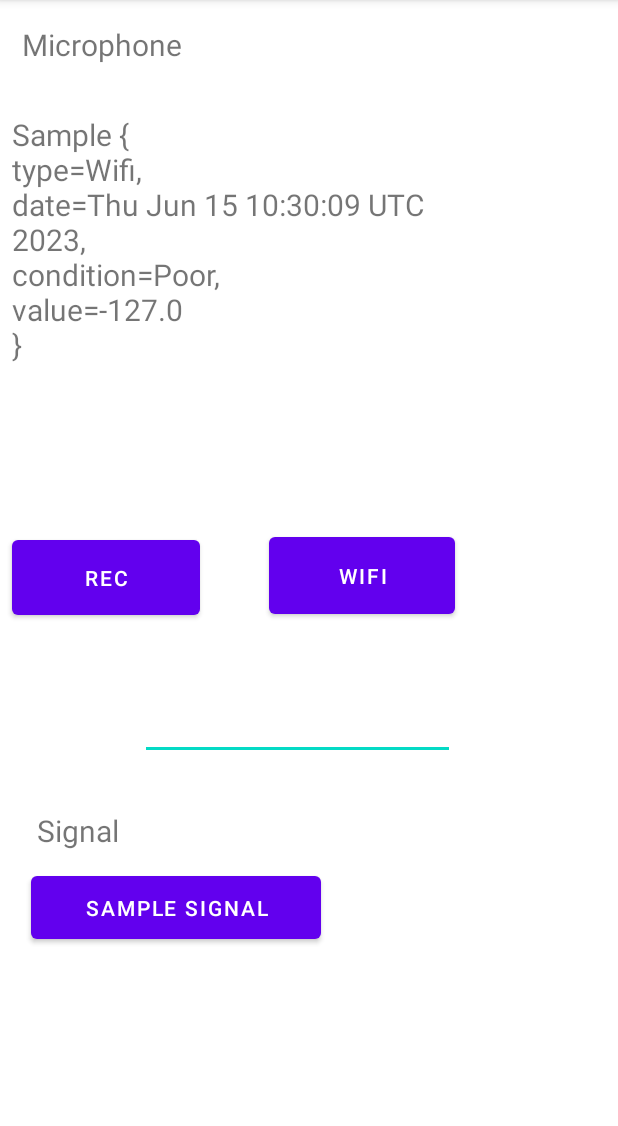
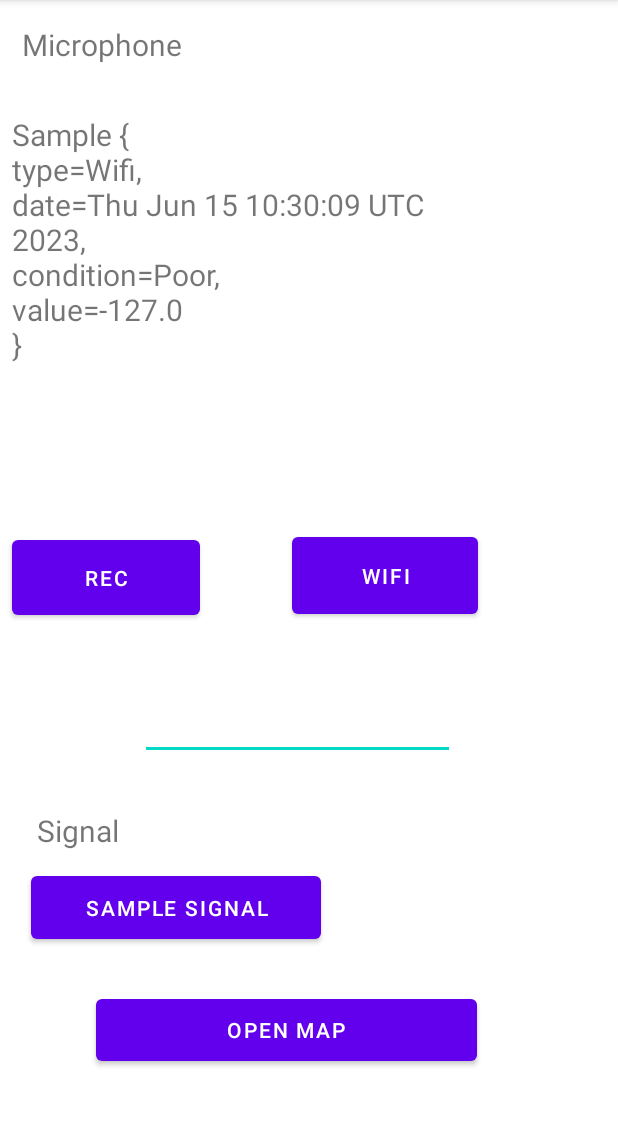
Before and after one commit to Gabriele3vi/Pangolin, an Android app: the screen it shows after launch (MainActivity), after a tap on "WIFI", on a phone screen of 412 x 824 dp, the part 84-1210 px from its top. Run offline under Robolectric (Android 15) with nearby library versions, the phone set to English and light mode, and no system bars; 1 other tap on this screen came first.

Commit message:
Added map activity

```diff
--- a/app/build.gradle
+++ b/app/build.gradle
@@ -1,5 +1,6 @@
 plugins {
     id 'com.android.application'
+    id 'com.google.android.libraries.mapsplatform.secrets-gradle-plugin'
 }
 
 android {
@@ -29,11 +30,12 @@ android {
 }
 
 dependencies {
-
+    implementation 'com.google.android.gms:play-services-maps:18.1.0'
     implementation 'androidx.appcompat:appcompat:1.6.1'
     implementation 'com.google.android.material:material:1.8.0'
     implementation 'androidx.constraintlayout:constraintlayout:2.1.4'
     testImplementation 'junit:junit:4.13.2'
     androidTestImplementation 'androidx.test.ext:junit:1.1.5'
     androidTestImplementation 'androidx.test.espresso:espresso-core:3.5.1'
+
 }
--- a/app/src/main/java/com/platypus/pangolin/MainActivity.java
+++ b/app/src/main/java/com/platypus/pangolin/activities/MainActivity.java
@@ -1,4 +1,4 @@
-package com.platypus.pangolin;
+package com.platypus.pangolin.activities;
 
 import androidx.annotation.NonNull;
 import androidx.appcompat.app.AppCompatActivity;
@@ -6,13 +6,17 @@ import androidx.core.app.ActivityCompat;
 
 import android.Manifest;
 import android.content.Context;
+import android.content.Intent;
 import android.content.pm.PackageManager;
+import android.net.wifi.WifiManager;
 import android.os.Bundle;
+import android.telephony.TelephonyManager;
 import android.widget.Button;
 import android.widget.EditText;
 import android.widget.TextView;
 import android.widget.Toast;
 
+import com.platypus.pangolin.R;
 import com.platypus.pangolin.models.Sample;
 import com.platypus.pangolin.samplers.AcousticNoiseSampler;
 import com.platypus.pangolin.samplers.Sampler;
@@ -24,12 +28,17 @@ public class MainActivity extends AppCompatActivity {
     private Button btn_campiona;
     private Button btn_wifi;
     private Button btn_sample_signal;
+
+    private Button btn_openMap;
     private TextView tv_out;
 
 
     private EditText timeToSample;
 
     final int RECORD_AUDIO_PERMISSION_CODE = 1;
+
+    private WifiManager wifiManager;
+    private TelephonyManager telephonyManager;
 
     @Override
     protected void onCreate(Bundle savedInstanceState) {
@@ -39,8 +48,13 @@ public class MainActivity extends AppCompatActivity {
         btn_campiona = findViewById(R.id.btn_campiona_mic);
         btn_wifi = findViewById(R.id.wifi);
         btn_sample_signal = findViewById(R.id.btn_sample_signal);
+        btn_openMap = findViewById(R.id.btn_map);
         tv_out = findViewById(R.id.tv_out);
         timeToSample = findViewById(R.id.tx_millis);
+
+
+        wifiManager = (WifiManager) this.getSystemService(Context.WIFI_SERVICE);
+        telephonyManager = (TelephonyManager) this.getSystemService(Context.TELEPHONY_SERVICE);
 
         //TODO chiedere tutti i permessi all'esecuzione
         askForMicrophonePermissions();
@@ -52,12 +66,19 @@ public class MainActivity extends AppCompatActivity {
 
         btn_wifi.setOnClickListener(e -> {
             testWifiSampler();
+
         });
 
         btn_sample_signal.setOnClickListener(e -> {
             testSignalSampler();
+        });
 
+        btn_openMap.setOnClickListener(e -> {
+            Intent i = new Intent(this, MapsActivity.class);
+            startActivity(i);
         });
+
+
     }
 
     public void testAcousticNoiseSampler(){
@@ -75,7 +96,7 @@ public class MainActivity extends AppCompatActivity {
     }
 
     public void testSignalSampler(){
-        Sampler signalSampler = new SignalStrengthSampler(this);
+        Sampler signalSampler = new SignalStrengthSampler(telephonyManager);
         Sample s = signalSampler.getSample();
         if (s  == null){
             tv_out.setText("Errore nella lettura del segnale telefonico");
@@ -87,7 +108,7 @@ public class MainActivity extends AppCompatActivity {
 
     public void testWifiSampler(){
         tv_out.setText("Wifiiiiii");
-        WifiSampler sampler = new WifiSampler(this);
+        WifiSampler sampler = new WifiSampler(wifiManager);
         Sample s = sampler.getSample();
         if (s  == null){
             tv_out.setText("Errore nella lettura del WIFI");
--- a/app/src/main/java/com/platypus/pangolin/samplers/SignalStrengthSampler.java
+++ b/app/src/main/java/com/platypus/pangolin/samplers/SignalStrengthSampler.java
@@ -19,8 +19,8 @@ import java.util.List;
 public class SignalStrengthSampler extends Sampler {
     private TelephonyManager telephonyManager;
 
-    public SignalStrengthSampler(Context context){
-        telephonyManager = (TelephonyManager) context.getSystemService(Context.TELEPHONY_SERVICE);
+    public SignalStrengthSampler(TelephonyManager telephonyManager) {
+        this.telephonyManager = telephonyManager;
     }
 
     private double getData(){
@@ -45,7 +45,6 @@ public class SignalStrengthSampler extends Sampler {
             rssi = lteSignal.getDbm();
         } else {
             rssi = signalStrength.getDbm();
-
         }
 
         return rssi;
--- a/app/src/main/java/com/platypus/pangolin/samplers/WifiSampler.java
+++ b/app/src/main/java/com/platypus/pangolin/samplers/WifiSampler.java
@@ -10,9 +10,9 @@ import com.platypus.pangolin.models.SignalCondition;
 
 public class WifiSampler extends Sampler{
     WifiManager wifiManager;
-    public WifiSampler(Context context){
-        wifiManager = (WifiManager) context.getSystemService(Context.WIFI_SERVICE);
-        WifiInfo wifiInfo = wifiManager.getConnectionInfo();
+
+    public WifiSampler(WifiManager wifiManager) {
+        this.wifiManager = wifiManager;
     }
     @Override
     public Sample getSample() {
--- a/app/src/main/res/layout/activity_main.xml
+++ b/app/src/main/res/layout/activity_main.xml
@@ -4,7 +4,7 @@
     xmlns:tools="http://schemas.android.com/tools"
     android:layout_width="match_parent"
     android:layout_height="match_parent"
-    tools:context=".MainActivity">
+    tools:context=".activities.MainActivity">
 
     <TextView
         android:id="@+id/label_microphone"
@@ -61,7 +61,7 @@
         android:layout_marginTop="352dp"
         android:text="Wifi"
         app:layout_constraintEnd_toEndOf="parent"
-        app:layout_constraintHorizontal_bias="0.084"
+        app:layout_constraintHorizontal_bias="0.211"
         app:layout_constraintStart_toEndOf="@+id/btn_campiona_mic"
         app:layout_constraintTop_toTopOf="parent" />
 
@@ -89,4 +89,15 @@
         app:layout_constraintStart_toStartOf="parent"
         app:layout_constraintTop_toBottomOf="@+id/btn_campiona_mic" />
 
+    <Button
+        android:id="@+id/btn_map"
+        android:layout_width="254dp"
+        android:layout_height="53dp"
+        android:layout_marginTop="28dp"
+        android:text="Open map"
+        app:layout_constraintEnd_toEndOf="parent"
+        app:layout_constraintHorizontal_bias="0.407"
+        app:layout_constraintStart_toStartOf="parent"
+        app:layout_constraintTop_toBottomOf="@+id/btn_sample_signal" />
+
 </androidx.constraintlayout.widget.ConstraintLayout>
--- a/build.gradle
+++ b/build.gradle
@@ -2,4 +2,5 @@
 plugins {
     id 'com.android.application' version '7.4.2' apply false
     id 'com.android.library' version '7.4.2' apply false
+    id 'com.google.android.libraries.mapsplatform.secrets-gradle-plugin' version '2.0.1' apply false
 }
```
Also changed, not shown: app/src/main/AndroidManifest.xml (+7 -1 lines), app/src/main/java/com/platypus/pangolin/activities/MapsActivity.java (added, +50 -0 lines), app/src/main/java/com/platypus/pangolin/samplers/AcousticNoiseSampler.java (+15 -21 lines), app/src/main/res/layout/activity_maps.xml (added, +7 -0 lines).
